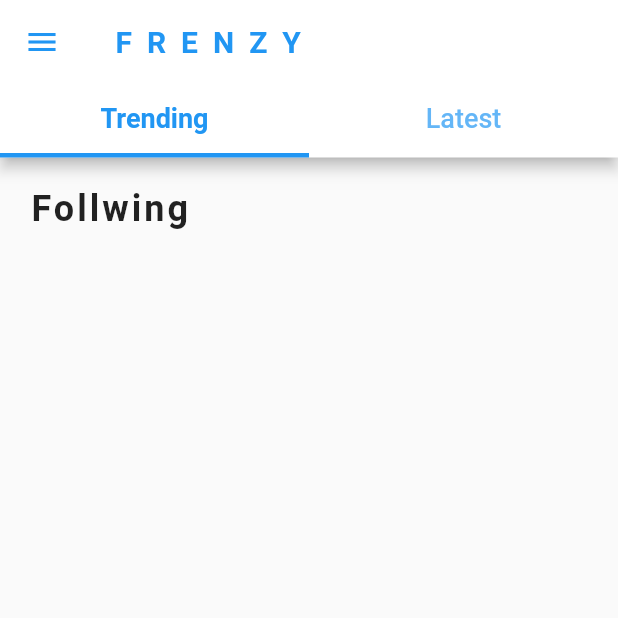
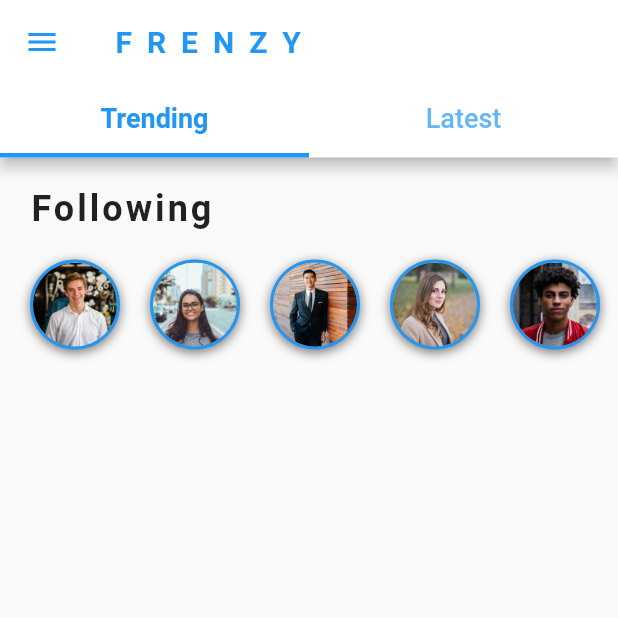
Before and after one commit to Monarene/social-main, a Flutter app: the HomeScreen screen opened directly, on a phone screen of 412 x 824 dp, the top half of it. Run offline on Flutter 3.47's test engine with Material 2 defaults, Android fonts, the phone set to English and light mode, and no system bars.

Commit message:
refactored the following users page 2

```diff
--- a/lib/widgets/following_users.dart
+++ b/lib/widgets/following_users.dart
@@ -1,4 +1,6 @@
 import 'package:flutter/material.dart';
+import 'package:flutter_social_ui/data/data.dart';
+import 'package:flutter_social_ui/models/user_model.dart';
 
 class FollowingUsers extends StatelessWidget {
   @override
@@ -9,12 +11,60 @@ class FollowingUsers extends StatelessWidget {
         Padding(
           padding: EdgeInsets.fromLTRB(20, 20, 20, 10),
           child: Text(
-            "Follwing",
+            "Following",
             style: TextStyle(
                 fontSize: 24, fontWeight: FontWeight.bold, letterSpacing: 2.0),
           ),
+        ),
+        Container(
+          height: 80,
+          child: ListView.builder(
+              padding: EdgeInsets.only(left: 10),
+              scrollDirection: Axis.horizontal,
+              itemCount: users.length,
+              itemBuilder: (BuildContext context, int index) {
+                User user = users[index];
+                return UserItem(user: user);
+              }),
         )
       ],
     );
   }
 }
+
+class UserItem extends StatelessWidget {
+  const UserItem({
+    Key key,
+    @required this.user,
+  }) : super(key: key);
+
+  final User user;
+
+  @override
+  Widget build(BuildContext context) {
+    return GestureDetector(
+      onTap: () {},
+      child: Container(
+        margin: EdgeInsets.all(10),
+        height: 60,
+        width: 60,
+        decoration: BoxDecoration(
+            shape: BoxShape.circle,
+            boxShadow: [
+              BoxShadow(
+                  color: Colors.black54, offset: Offset(0, 2), blurRadius: 6.0)
+            ],
+            border:
+                Border.all(width: 2.0, color: Theme.of(context).primaryColor)),
+        child: ClipOval(
+          child: Image(
+            height: 60,
+            width: 60,
+            image: AssetImage(user.profileImageUrl),
+            fit: BoxFit.cover,
+          ),
+        ),
+      ),
+    );
+  }
+}
```
